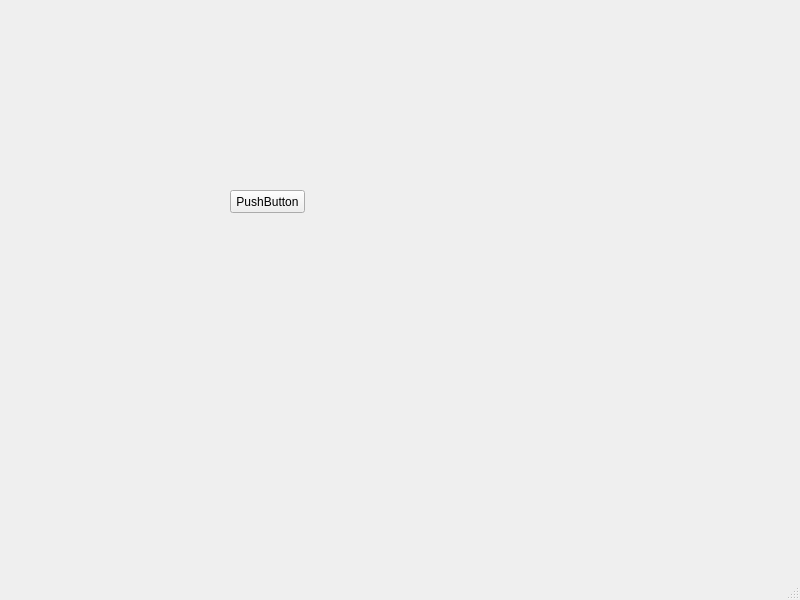
Old version of the form mainwindow.ui in the repository ThiagoServulo/MyFinancialAssets.
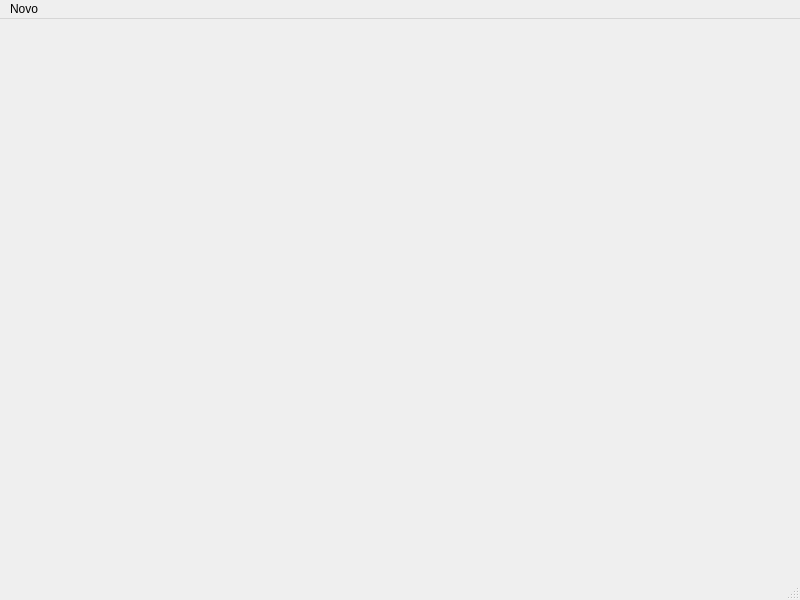
New version of the form.

The edit to the form file:
```diff
--- a/mainwindow.ui
+++ b/mainwindow.ui
@@ -13,21 +13,7 @@
   <property name="windowTitle">
    <string>MainWindow</string>
   </property>
-  <widget class="QWidget" name="centralwidget">
-   <widget class="QPushButton" name="pushButton">
-    <property name="geometry">
-     <rect>
-      <x>230</x>
-      <y>190</y>
-      <width>75</width>
-      <height>23</height>
-     </rect>
-    </property>
-    <property name="text">
-     <string>PushButton</string>
-    </property>
-   </widget>
-  </widget>
+  <widget class="QWidget" name="centralwidget"/>
   <widget class="QMenuBar" name="menubar">
    <property name="geometry">
     <rect>
@@ -37,6 +23,14 @@
      <height>21</height>
     </rect>
    </property>
+   <widget class="QMenu" name="menuNew">
+    <property name="title">
+     <string>Novo</string>
+    </property>
+    <addaction name="actionTransaction"/>
+    <addaction name="actionRendimento"/>
+   </widget>
+   <addaction name="menuNew"/>
   </widget>
   <widget class="QStatusBar" name="statusbar"/>
  </widget>
```
Left out of the diff: 10 changed lines with no effect on the pictures.
